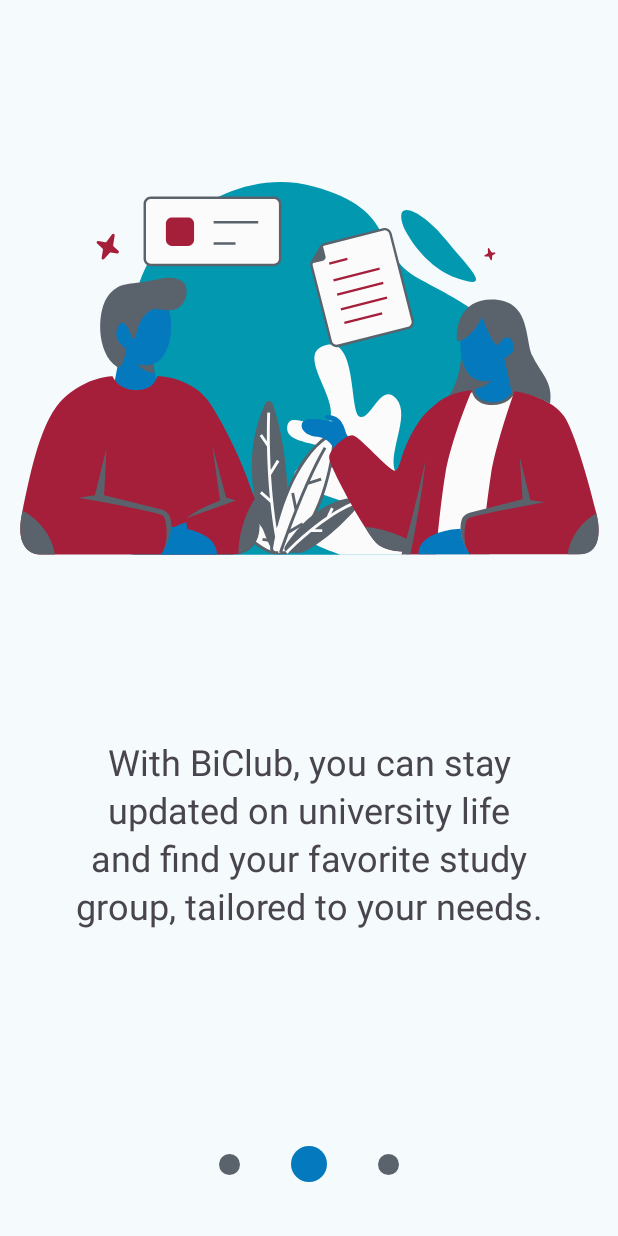
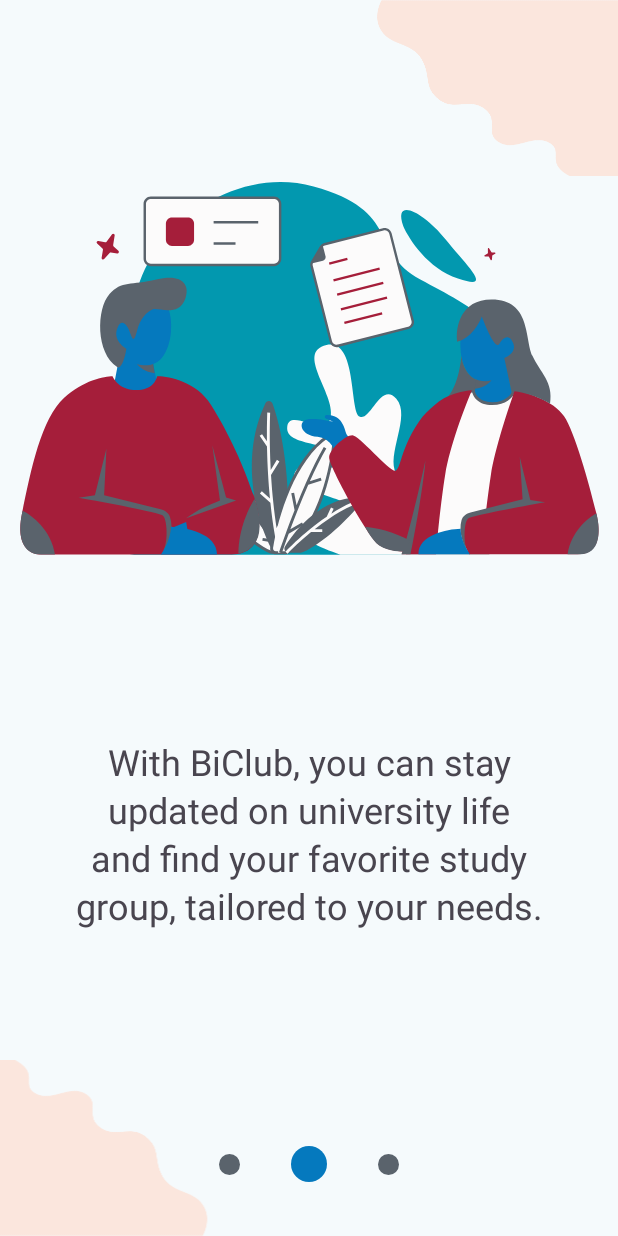
Before and after one commit to lorenzoSpizzuoco/NovApp, an Android app: the layout fragment_second_page_carousel.xml on its own in the app's theme, with its tools: preview values and no code run, on a phone screen of 412 x 824 dp. Run offline under Robolectric (Android 15) with nearby library versions, the phone set to English and light mode, and no system bars.

Commit message:
ui onboarding

```diff
--- a/app/src/main/res/layout/fragment_second_page_carousel.xml
+++ b/app/src/main/res/layout/fragment_second_page_carousel.xml
@@ -6,6 +6,27 @@
     android:layout_height="match_parent"
     tools:context=".ui.onboarding.pages.FirstPageOnboarding">
 
+    <ImageView
+        android:id="@+id/imageView1"
+        android:layout_width="wrap_content"
+        android:layout_height="wrap_content"
+        android:layout_marginEnd="144dp"
+        android:rotationY="180"
+        app:layout_constraintBottom_toBottomOf="parent"
+        app:layout_constraintEnd_toEndOf="parent"
+        app:srcCompat="@drawable/bg_1" />
+
+    <ImageView
+        android:id="@+id/imageView2"
+        android:layout_width="366dp"
+        android:layout_height="117dp"
+        android:layout_marginStart="120dp"
+        android:rotation="0"
+        android:rotationX="180"
+        android:rotationY="0"
+        app:layout_constraintStart_toStartOf="parent"
+        app:layout_constraintTop_toTopOf="parent"
+        app:srcCompat="@drawable/bg_1" />
 
     <ImageView
         android:id="@+id/pointer1"
```
Also changed, not shown: app/src/main/res/layout/fragment_chat.xml (+7 -1 lines), app/src/main/res/layout/fragment_first_page_carousel.xml (+21 -0 lines), app/src/main/res/layout/fragment_third_page_carousel.xml (+21 -0 lines).
